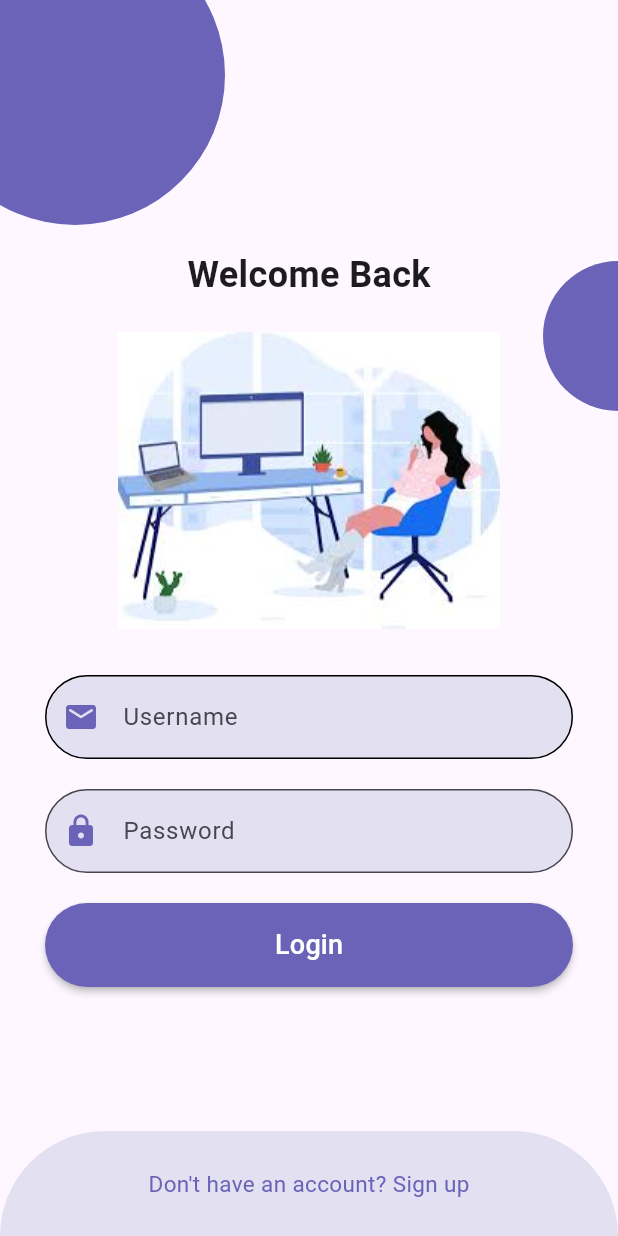
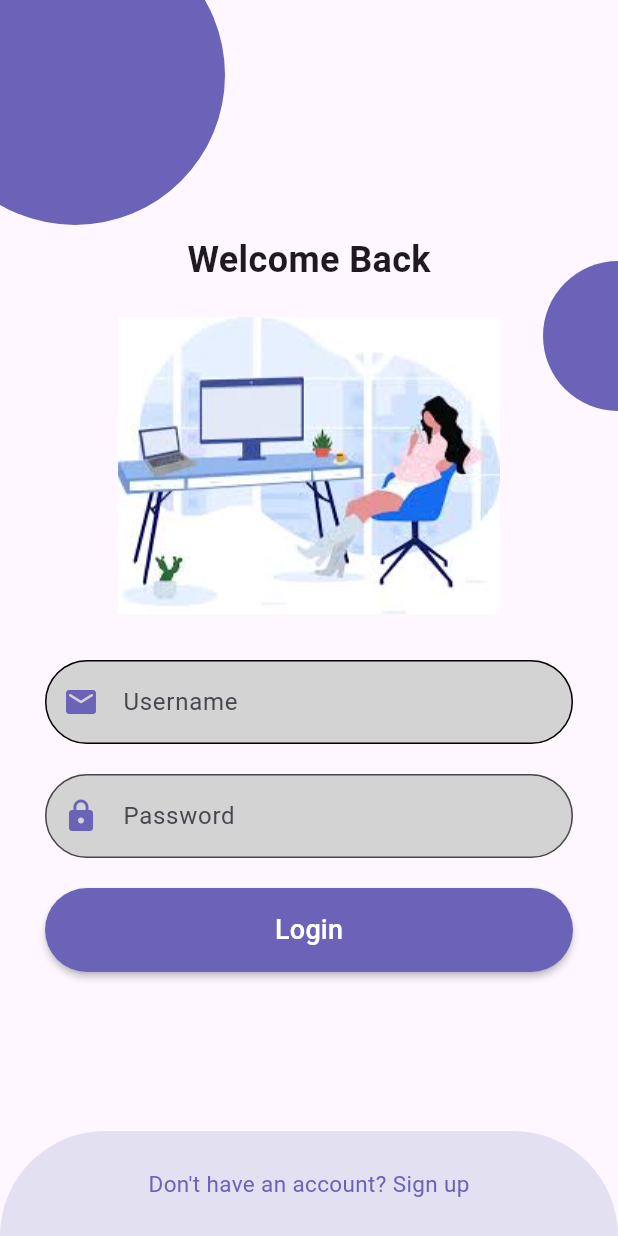
Before and after one commit to Rony12312/Ecommerce_App, a Flutter app: the screen it shows after launch, after a tap on "Login", on a phone screen of 412 x 824 dp. Run offline on Flutter 3.47's test engine with Material 3 defaults, Android fonts, the phone set to English and light mode, and no system bars.

```diff
--- a/lib/main.dart
+++ b/lib/main.dart
@@ -17,6 +17,11 @@ class _MyAppState extends State<MyApp> {
   GlobalKey<FormState> formstate = GlobalKey();
   String? username;
   String? phone;
+  bool _isButtonPressed = false; // New state variable
+  TextEditingController _usernameController =
+      TextEditingController(); // New controller for username
+
+  String _displayUsername = ""; // New variable to display username
 
   @override
   Widget build(BuildContext context) {
@@ -79,6 +84,7 @@ class _MyAppState extends State<MyApp> {
                       Padding(
                         padding: const EdgeInsets.symmetric(horizontal: 30.0),
                         child: TextFormField(
+                          controller: _usernameController, // Use the controller
                           decoration: InputDecoration(
                             border: const OutlineInputBorder(),
                             focusedBorder: OutlineInputBorder(
@@ -88,9 +94,9 @@ class _MyAppState extends State<MyApp> {
                               borderRadius: BorderRadius.circular(30),
                             ),
                             hintText: "Username",
-                            hintFadeDuration: Durations.long1,
-                            fillColor: const Color(0xffe3e0f1),
-                            // Add this line
+                            fillColor: _isButtonPressed
+                                ? const Color(0xffd3d3d3) // New color
+                                : const Color(0xffe3e0f1),
                             filled: true,
                             prefixIcon: const Icon(
                               Icons.email_rounded,
@@ -110,9 +116,9 @@ class _MyAppState extends State<MyApp> {
                               borderRadius: BorderRadius.circular(30),
                             ),
                             hintText: "Password",
-                            hintFadeDuration: Durations.long1,
-                            fillColor: const Color(0xffe3e0f1),
-                            // Add this line
+                            fillColor: _isButtonPressed
+                                ? const Color(0xffd3d3d3) // New color
+                                : const Color(0xffe3e0f1),
                             filled: true,
                             prefixIcon: const Icon(
                               Icons.lock,
@@ -126,6 +132,11 @@ class _MyAppState extends State<MyApp> {
                         padding: const EdgeInsets.symmetric(horizontal: 30.0),
                         child: MaterialButton(
                           onPressed: () {
+                            setState(() {
+                              _isButtonPressed = true; // Update state
+                              _displayUsername =
+                                  _usernameController.text; // Get username text
+                            });
                             print("Login button pressed!");
                           },
                           color: const Color(0xff6a63b7),
@@ -144,10 +155,20 @@ class _MyAppState extends State<MyApp> {
                           height: 55,
                         ),
                       ),
+                      const SizedBox(height: 20), // Space after button
+                      // Display the entered username
+                      if (_displayUsername
+                          .isNotEmpty) // Check if username is not empty
+                        Text(
+                          "Username: $_displayUsername",
+                          style: const TextStyle(
+                            fontSize: 16,
+                            color: Colors.black,
+                          ),
+                        ),
                     ],
                   ),
                 ),
-
                 Positioned(
                   bottom: 0, // Position at the bottom of the screen
                   left: 0,
```
